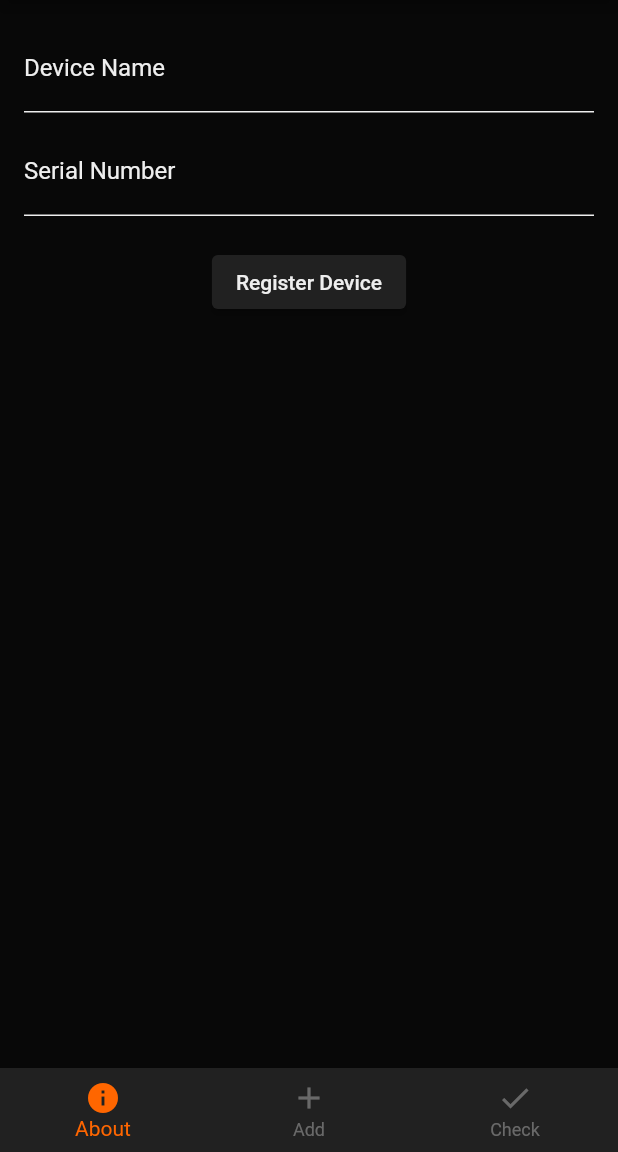
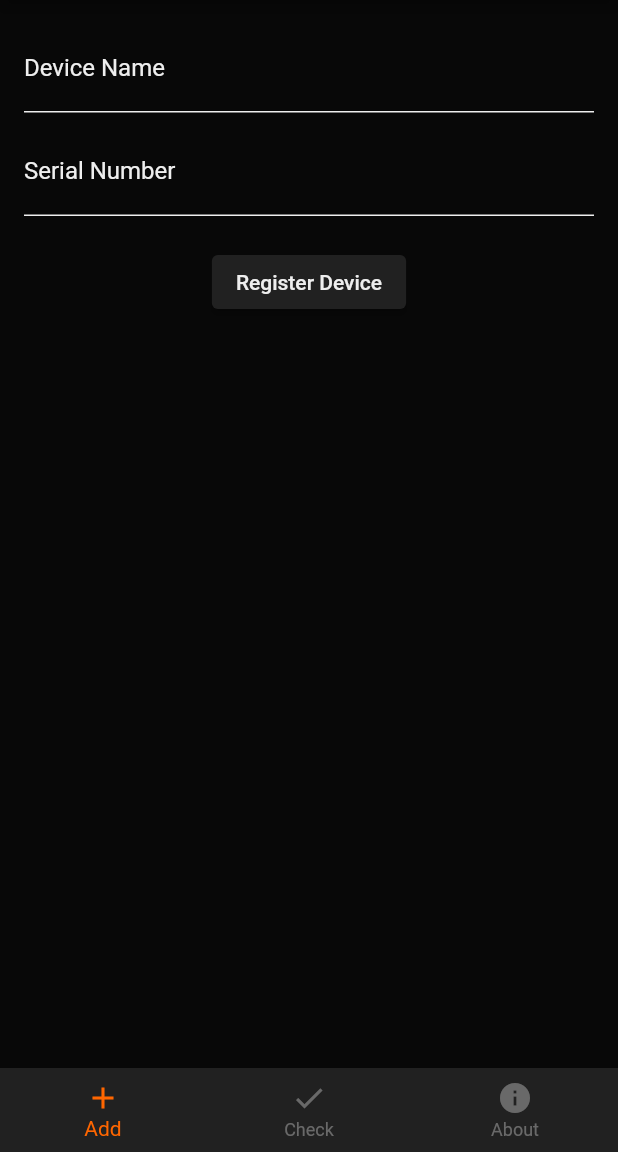
Before and after one commit to nikohoffren/stolen-or-not-app, a Flutter app: the RegisterDeviceScreen screen opened directly, on a phone screen of 412 x 824 dp, the part 84-1236 px from its top. Run offline on Flutter 3.47's test engine with Material 2 defaults, Android fonts, the light colour scheme and no system bars; our stand-ins replace cloud_firestore, firebase_auth, firebase_core, google_sign_in; accounts and stored records are empty.

Commit message:
change BottomNavigationBarItems order in app_bottom_navigation_bar.dart

```diff
--- a/lib/widgets/app_bottom_navigation_bar.dart
+++ b/lib/widgets/app_bottom_navigation_bar.dart
@@ -15,13 +15,8 @@ class AppBottomNavigationBar extends StatelessWidget {
       onTap: onTabTapped,
       backgroundColor: AppColors.primaryColor,
       unselectedItemColor: AppColors.grey,
-      selectedItemColor:
-          AppColors.secondaryColor,
+      selectedItemColor: AppColors.secondaryColor,
       items: const [
-        BottomNavigationBarItem(
-          icon: Icon(Icons.info),
-          label: 'About',
-        ),
         BottomNavigationBarItem(
           icon: Icon(Icons.add),
           label: 'Add',
@@ -29,7 +24,11 @@ class AppBottomNavigationBar extends StatelessWidget {
         BottomNavigationBarItem(
           icon: Icon(Icons.check),
           label: 'Check',
-        )
+        ),
+        BottomNavigationBarItem(
+          icon: Icon(Icons.info),
+          label: 'About',
+        ),
       ],
     );
   }
--- a/lib/widgets/custom_app_bar.dart
+++ b/lib/widgets/custom_app_bar.dart
@@ -1,3 +1,4 @@
+import 'package:firebase_auth/firebase_auth.dart';
 import 'package:flutter/material.dart';
 import 'package:stolen_gear_app/themes/app_colors.dart';
 
@@ -16,6 +17,7 @@ class CustomAppBar extends StatelessWidget implements PreferredSizeWidget {
 
   @override
   Widget build(BuildContext context) {
+    final user = FirebaseAuth.instance.currentUser;
     return AppBar(
       backgroundColor: AppColors.primaryColor,
       title: Row(
@@ -23,8 +25,9 @@ class CustomAppBar extends StatelessWidget implements PreferredSizeWidget {
           ClipOval(
             child: Image.asset(
               'assets/images/stolen-gear-logo.jpeg',
-              fit: BoxFit.contain,
+              fit: BoxFit.cover,
               height: 32,
+              width: 32,
             ),
           ),
           const Text(
@@ -35,6 +38,12 @@ class CustomAppBar extends StatelessWidget implements PreferredSizeWidget {
         ],
       ),
       actions: [
+        Padding(
+          padding: const EdgeInsets.symmetric(horizontal: 8.0),
+          child: Center(
+              child: Text(user?.email ?? 'No email',
+                  style: const TextStyle(color: AppColors.white))),
+        ),
         IconButton(
           icon: const Icon(Icons.settings),
           onPressed: onSettingsIconPressed,
```
